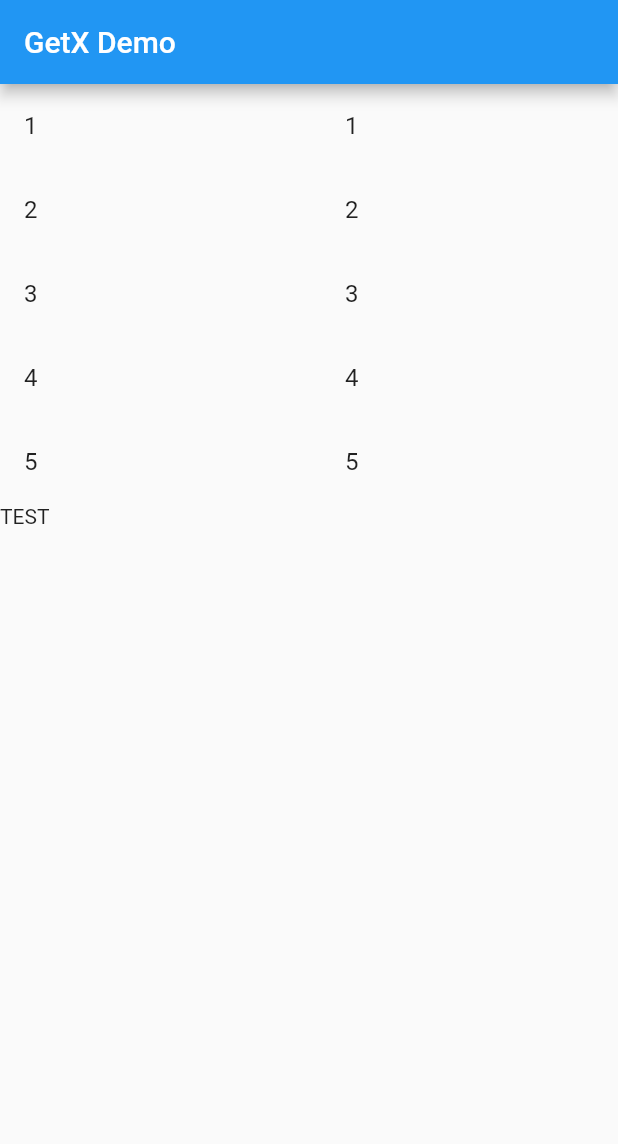
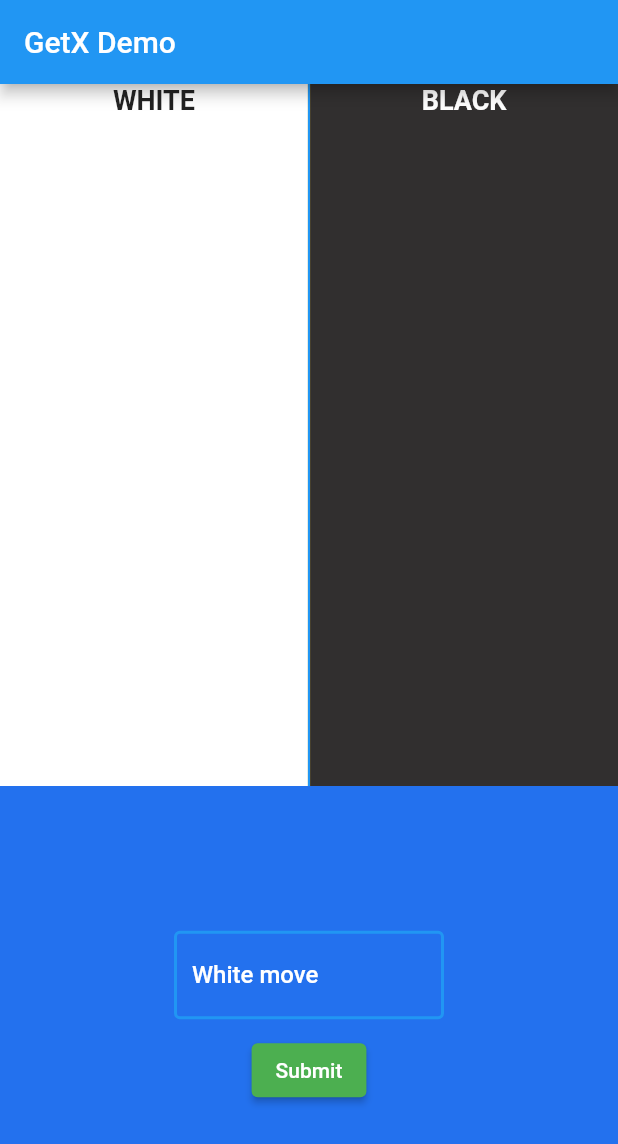
Before and after one commit to Qumpell/flutter-scrollable-list-with-observer, a Flutter app: the screen it shows after launch, on a phone screen of 412 x 824 dp. Shown: the top 1144 px of the screen. Run offline on Flutter 3.47's test engine with Material 2 defaults, Android fonts, the phone set to English and light mode, and no system bars; our stand-ins replace get.

Commit message:
adding controller and observer

```diff
--- /dev/null
+++ b/lib/controller/move_controller.dart
@@ -0,0 +1,16 @@
+import 'package:get/get.dart';
+
+class MoveController extends GetxController {
+  RxInt counter = 0.obs;
+  final RxList<String> movesList = <String>[].obs;
+
+  addToMoveList(String text) {
+    movesList.add(text);
+    _increaseCounter();
+    movesList.refresh();
+  }
+
+  _increaseCounter() {
+    counter.value = counter.value + 1;
+  }
+}
--- a/lib/controller/number_controller.dart
+++ /dev/null
@@ -1,22 +0,0 @@
-import 'package:flutter/material.dart';
-import 'package:get/get.dart';
-
-class ChessBoard {
-  int number2 = 0;
-}
-
-class NumberController extends GetxController {
-  RxInt number = 0.obs;
-  Rx<ChessBoard> chessBoard = ChessBoard().obs;
-  //final List<String> moves_list = [].obs as List<String>;
-  final moveNameController = TextEditingController();
-
-  increaseNumber() {
-    number.value = number.value + 1;
-  }
-
-  increaseChessBoard() {
-    chessBoard.value.number2 = chessBoard.value.number2 + 1;
-    chessBoard.refresh();
-  }
-}
--- a/lib/main.dart
+++ b/lib/main.dart
@@ -3,13 +3,14 @@
 import 'package:flutter/material.dart';
 import 'package:get/get.dart';
 import 'moves_column.dart';
-import 'controller/number_controller.dart';
 
 void main() {
   runApp(MyApp());
 }
 
 class MyApp extends StatelessWidget {
+  const MyApp({super.key});
+
   @override
   Widget build(BuildContext context) {
     return GetMaterialApp(
@@ -23,49 +24,13 @@ class MyApp extends StatelessWidget {
 }
 
 class MyHomePage extends StatelessWidget {
+  const MyHomePage({super.key});
+
   @override
   Widget build(BuildContext context) {
-    final NumberController numberController = Get.put(NumberController());
-
     return Scaffold(
       appBar: AppBar(title: const Text('GetX Demo')),
-      body: Container(child: MovesColumn()),
-      // body: Center(
-      //   child: Column(
-      //     mainAxisAlignment: MainAxisAlignment.center,
-      //     children: [
-      //       const Text(
-      //         'You have pushed the button this many times:',
-      //         style: TextStyle(fontSize: 30),
-      //       ),
-      //       Obx(
-      //         () => Text(
-      //           '${numberController.number.value}',
-      //           style: TextStyle(fontSize: 30),
-      //         ),
-      //       ),
-      //       Obx(
-      //         () => Text(
-      //           'ChessBoard: ${numberController.chessBoard.value.number2}',
-      //           style: TextStyle(fontSize: 30),
-      //         ),
-      //       ),
-      //       Text(
-      //         '${numberController.number.value}',
-      //         style: TextStyle(fontSize: 30),
-      //       ),
-      //     ],
-      //   ),
-      // ),
-      // floatingActionButton: FloatingActionButton(
-      //   // onPressed: numberController.increaseNumber,
-      //   onPressed: () {
-      //     numberController.increaseNumber();
-      //     numberController.increaseChessBoard();
-      //   },
-      //   tooltip: 'Increment',
-      //   child: const Icon(Icons.add),
-      // ),
+      body: MovesColumn(),
     );
   }
 }
--- a/lib/moves_column.dart
+++ b/lib/moves_column.dart
@@ -1,69 +1,144 @@
-import 'package:flutter/widgets.dart';
 import 'package:flutter/material.dart';
 import 'package:get/get.dart';
+import 'controller/move_controller.dart';
 
 class MovesColumn extends StatelessWidget {
   MovesColumn({super.key});
-  List<int> number_list = new List<int>.generate(5, (index) => index + 1);
-  List<int> number_list1 = new List<int>.generate(5, (index) => index + 1);
+  final TextEditingController _textController = TextEditingController();
+  final MoveController moveController = Get.put(MoveController());
   @override
   Widget build(BuildContext context) {
     return Column(
       children: [
-        Row(
+        Flexible(
+          child: Container(
+            color: Colors.amber,
+            child: Row(
               children: <Widget>[
                 Expanded(
-              flex: 1,
+                  child: Container(
+                      color: Colors.white,
                       child: Column(
-                children: <Widget>[
+                        children: [
+                          const Text(
+                            "WHITE",
+                            style: TextStyle(
+                              fontSize: 18,
+                              fontWeight: FontWeight.bold,
+                            ),
+                          ),
                           Expanded(
-                    child: SizedBox(
-                      child: ListView.builder(
-                        shrinkWrap: true,
-                        itemCount: number_list.length,
-                        scrollDirection: Axis.vertical,
+                            child: Obx(
+                              () => ListView.builder(
+                                itemCount: moveController.movesList.length,
                                 itemBuilder: (context, index) {
-                          return ListTile(
-                            title: Text(number_list[index].toString()),
-                          );
+                                  return index % 2 == 0
+                                      ? ListTile(
+                                          title: Center(child: Text(moveController.movesList[index])),
+                                        )
+                                      : const SizedBox.shrink();
                                 },
                               ),
                             ),
-                    //child: Text("TEST"),
+                          ),
+                        ],
+                      )),
+                ),
+                const VerticalDivider(
+                  color: Colors.blue,
+                  thickness: 1.5,
+                  width: 1.5,
+                ),
+                Expanded(
+                  child: Container(
+                      color: const Color.fromARGB(255, 49, 47, 47),
+                      child: Column(
+                        children: [
+                          const Text(
+                            "BLACK",
+                            style: TextStyle(
+                              fontSize: 18,
+                              fontWeight: FontWeight.bold,
+                              color: Colors.white,
+                            ),
+                          ),
+                          Expanded(
+                            child: Obx(
+                              () => ListView.builder(
+                                itemCount: moveController.movesList.length,
+                                itemBuilder: (context, index) {
+                                  return index % 2 != 0
+                                      ? ListTile(
+                                          title: Center(
+                                              child: Text(
+                                            moveController.movesList[index],
+                                            style: const TextStyle(color: Colors.white),
+                                          )),
+                                        )
+                                      : const SizedBox.shrink();
+                                },
+                              ),
+                            ),
+                          ),
+                        ],
+                      )),
                 ),
               ],
             ),
           ),
-            VerticalDivider(
-              color: Colors.black,
-              thickness: 1.5,
         ),
-            Expanded(
-              flex: 1,
-              child: Column(
+        Row(
           children: <Widget>[
             Expanded(
-                    //child: Text("TEST")
-                    child: SizedBox(
-                      child: ListView.builder(
-                        shrinkWrap: true,
-                        scrollDirection: Axis.vertical,
-                        itemCount: number_list1.length,
-                        itemBuilder: (context, index) {
-                          return ListTile(
-                            title: Text(number_list1[index].toString()),
-                          );
-                        },
+              child: Container(
+                  color: const Color.fromARGB(255, 35, 113, 238),
+                  height: 300,
+                  child: Row(
+                    mainAxisAlignment: MainAxisAlignment.center,
+                    children: [
+                      SizedBox(
+                        height: 200,
+                        width: 200,
+                        child: Column(
+                          mainAxisAlignment: MainAxisAlignment.center,
+                          children: [
+                            Padding(
+                              padding: const EdgeInsets.all(10),
+                              child: Obx(
+                                () => TextField(
+                                  controller: _textController,
+                                  textAlign: TextAlign.center,
+                                  decoration: InputDecoration(
+                                    labelStyle: const TextStyle(
+                                      color: Colors.white,
+                                      fontWeight: FontWeight.w500,
+                                    ),
+                                    enabledBorder:
+                                        const OutlineInputBorder(borderSide: BorderSide(width: 2, color: Colors.blue)),
+                                    labelText: moveController.counter.value % 2 == 0 ? 'White move' : 'Black move',
                                   ),
                                 ),
+                              ),
+                            ),
+                            ElevatedButton(
+                              onPressed: () {
+                                _textController.text.isNotEmpty
+                                    ? moveController.addToMoveList(_textController.text)
+                                    : null;
+                                _textController.clear();
+                              },
+                              style: const ButtonStyle(
+                                backgroundColor: MaterialStatePropertyAll<Color>(Colors.green),
+                              ),
+                              child: const Text("Submit"),
                             )
                           ],
                         ),
                       ),
                     ],
-        ),
-        Row(
-          children: <Widget>[(Text("TEST"))],
+                  )),
+            )
+          ],
         )
       ],
     );
```
Lines whose indentation alone changed are shown as unchanged.
